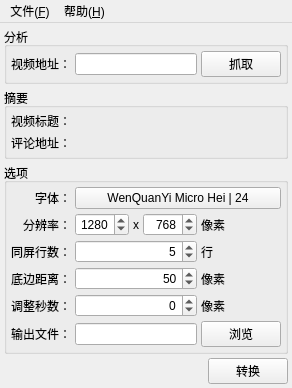
This is niconvert_qt.ui in muzuiget/niconvert as Qt 5 draws it before an edit. The edited form follows.
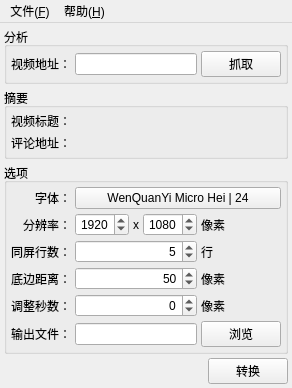
This is the edited form.

Commit message: 修改 GUI 默认分辨率

Diff of the .ui file:
```diff
--- a/niconvert_qt.ui
+++ b/niconvert_qt.ui
@@ -241,7 +241,7 @@
               <number>9999</number>
              </property>
              <property name="value">
-              <number>1280</number>
+              <number>1920</number>
              </property>
             </widget>
            </item>
@@ -264,7 +264,7 @@
               <number>9999</number>
              </property>
              <property name="value">
-              <number>768</number>
+              <number>1080</number>
              </property>
             </widget>
            </item>
```
The commit also changes 4 other files.
